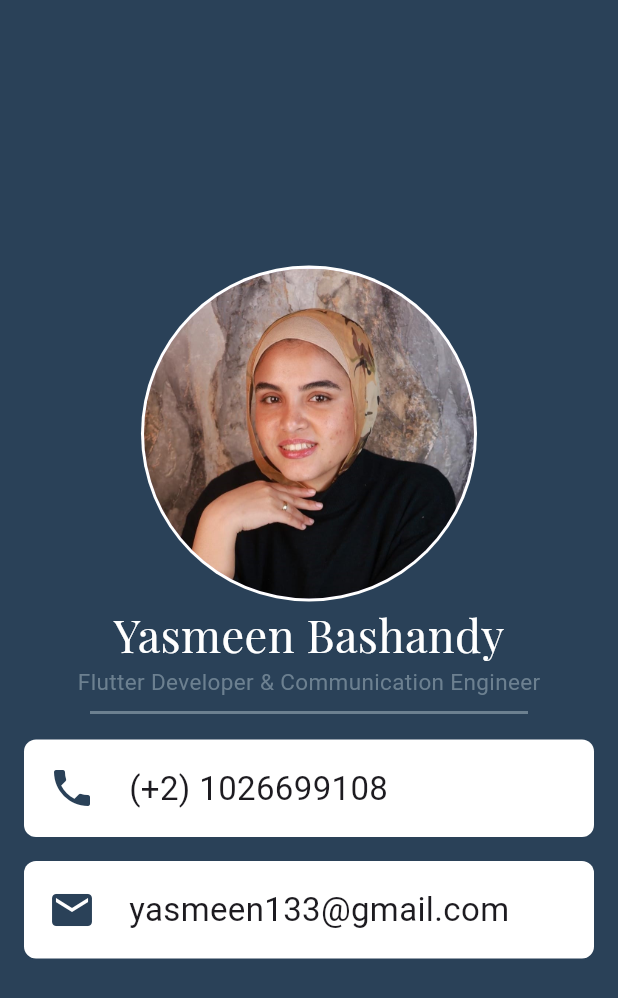
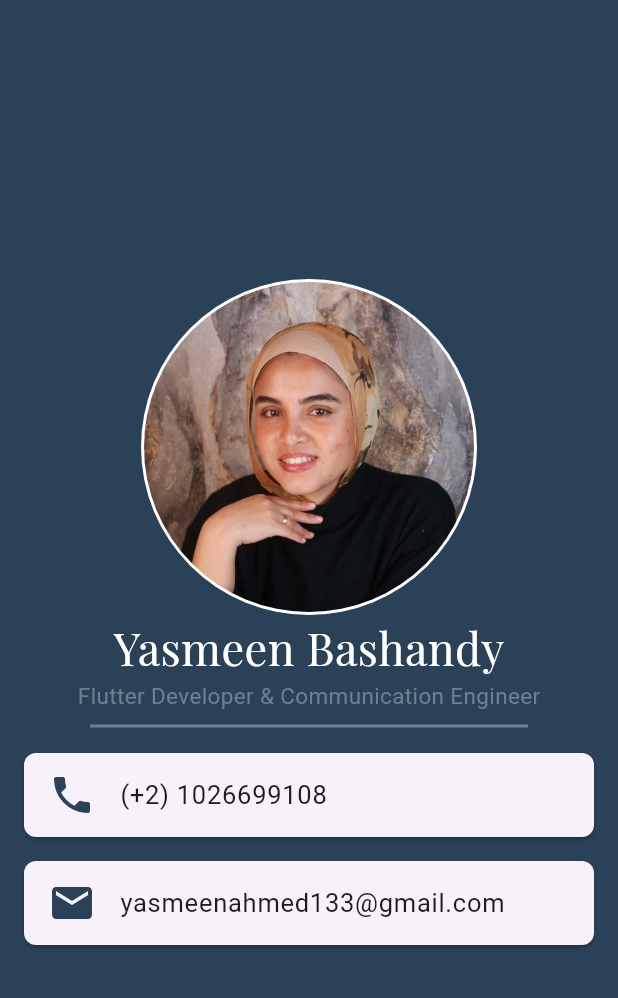
Before and after one commit to yasmeen-bashandy/Business_Card_App, a Flutter app: the screen it shows after launch, on a phone screen of 412 x 824 dp. Shown: the top 998 px of the screen. Run offline on Flutter 3.47's test engine with Material 3 defaults, Android fonts, the phone set to English and light mode, and no system bars.

Commit message:
add listtile and card widget

```diff
--- a/lib/main.dart
+++ b/lib/main.dart
@@ -58,72 +58,103 @@
                   indent: 60,
                   endIndent: 60,
                   height: 20,
+                ),
+                Card(
+                  margin: EdgeInsets.symmetric(horizontal: 16, vertical: 8),
+                  shape: RoundedRectangleBorder(borderRadius: BorderRadiusGeometry.circular(8)),
+                  child: ListTile(
+                    leading:Icon(Icons.phone,
+                            size: 32,
+                            color: Color(0xff2A4158)
+                            ) ,
+                    title:Text('(+2) 1026699108',
+                            style: TextStyle(
+                              fontSize: 17)
+                              ) ,
+                  ),
                 )
 
-                ,Padding(
-                  padding:EdgeInsets.symmetric(horizontal: 16,vertical: 8),
-                  child: Container(
-                    decoration: BoxDecoration(
-                      color: Colors.white,
-                      borderRadius: BorderRadius.circular(8)
-                    ),
-                    height: 65,
-                    // width: 60,
-                    // height: 60,
-                    child: Row(
-                      children: [
 
-                        Padding(
-                          padding: const EdgeInsets.only(left: 16),
-                          child: Icon(Icons.phone,
-                          size: 32,
-                          color: Color(0xff2A4158)
-                          ),
-                        ),
-                        Padding(
-                          padding: const EdgeInsets.only(left:22),
-                          child: Text('(+2) 1026699108',
-                          style: TextStyle(
-                            fontSize: 22)
-                            ),
-                        ),
-                      ],
-                    ),
+                ,Card(
+                  margin: EdgeInsets.symmetric(horizontal: 16, vertical: 8),
+                  shape: RoundedRectangleBorder(borderRadius: BorderRadiusGeometry.circular(8)),
+                  child: ListTile(
+                    leading:Icon(Icons.mail,
+                            size: 32,
+                            color: Color(0xff2A4158)
+                            ) ,
+                    title:Text('yasmeenahmed133@gmail.com',
+                            style: TextStyle(
+                              fontSize: 17
+
+                              )
+                              ) ,
                   ),
-                ),
-                Padding(
-                  padding:EdgeInsets.symmetric(horizontal: 16,vertical: 8),
-                  child: Container(
-                    decoration: BoxDecoration(
-                      color: Colors.white,
-                      borderRadius: BorderRadius.circular(8)
-                    ),
-                    height: 65,
-                    // width: 60,
-                    // height: 60,
-                    child: Row(
-                      children: [
-
-                        Padding(
-                          padding: const EdgeInsets.only(left: 16),
-                          child: Icon(Icons.mail,
-                          size: 32,
-                          color: Color(0xff2A4158)
-                          ),
-                        ),
-                        Padding(
-                          padding: const EdgeInsets.only(left:22),
-                          child: Text('yasmeen133@gmail.com',
-                          style: TextStyle(
-                            fontSize: 22)
-                            ),
-                        ),
-                      ],
-                    ),
-                  ),
-                ),
+                )
 
 
+              //   ,Padding(
+              //     padding:EdgeInsets.symmetric(horizontal: 16,vertical: 8),
+              //     child: Container(
+              //       decoration: BoxDecoration(
+              //         color: Colors.white,
+              //         borderRadius: BorderRadius.circular(8)
+              //       ),
+              //       height: 65,
+              //       // width: 60,
+              //       // height: 60,
+              //       child: Row(
+              //         children: [
+
+              //           Padding(
+              //             padding: const EdgeInsets.only(left: 16),
+              //             child: Icon(Icons.phone,
+              //             size: 32,
+              //             color: Color(0xff2A4158)
+              //             ),
+              //           ),
+              //           Padding(
+              //             padding: const EdgeInsets.only(left:22),
+              //             child: Text('(+2) 1026699108',
+              //             style: TextStyle(
+              //               fontSize: 22)
+              //               ),
+              //           ),
+              //         ],
+              //       ),
+              //     ),
+              //   ),
+              //   Padding(
+              //     padding:EdgeInsets.symmetric(horizontal: 16,vertical: 8),
+              //     child: Container(
+              //       decoration: BoxDecoration(
+              //         color: Colors.white,
+              //         borderRadius: BorderRadius.circular(8)
+              //       ),
+              //       height: 65,
+              //       // width: 60,
+              //       // height: 60,
+              //       child: Row(
+              //         children: [
+
+              //           Padding(
+              //             padding: const EdgeInsets.only(left: 16),
+              //             child: Icon(Icons.mail,
+              //             size: 32,
+              //             color: Color(0xff2A4158)
+              //             ),
+              //           ),
+              //           Padding(
+              //             padding: const EdgeInsets.only(left:22),
+              //             child: Text('yasmeen133@gmail.com',
+              //             style: TextStyle(
+              //               fontSize: 22)
+              //               ),
+              //           ),
+              //         ],
+              //       ),
+              //     ),
+              //   ),
               ],
             ),
       ),
```
